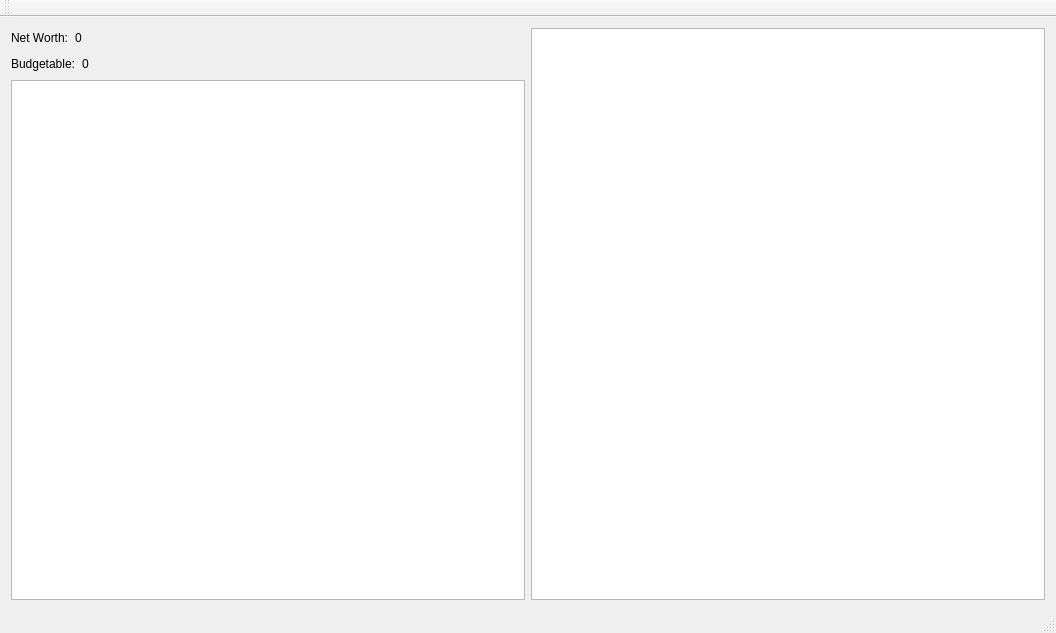
Before: the Qt Designer form mainwindow.ui in upstreammuse/cashpiles, drawn with Qt 5.
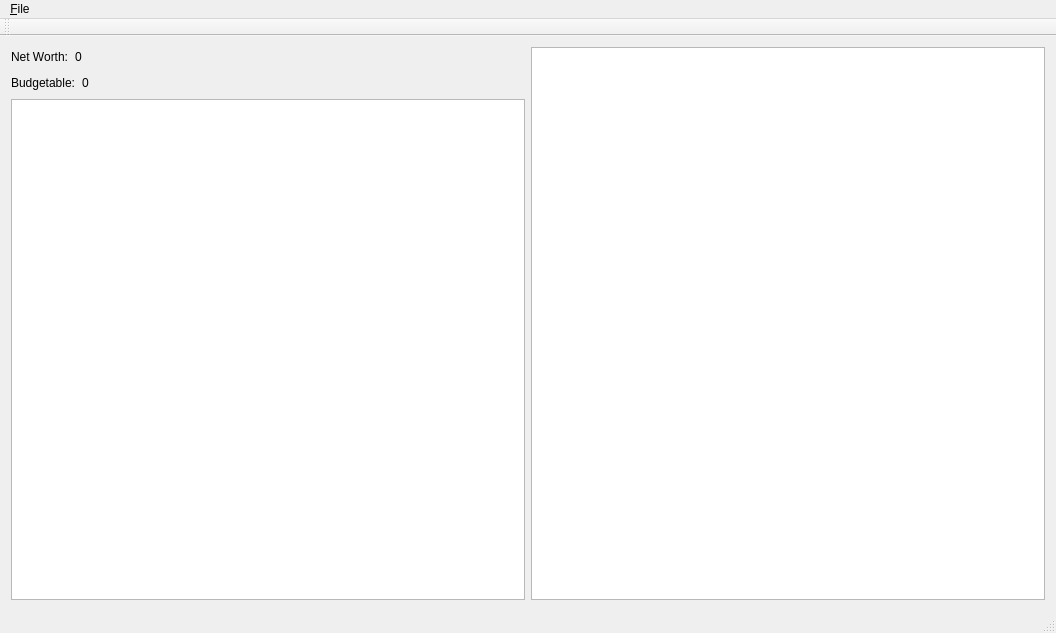
After: the same form once the commit is applied.

Commit message: Working on file format documentation, playing with menu actions.

The edit to the form file:
```diff
--- a/mainwindow.ui
+++ b/mainwindow.ui
@@ -98,6 +98,15 @@
      <height>21</height>
     </rect>
    </property>
+   <widget class="QMenu" name="menu_File">
+    <property name="title">
+     <string>&amp;File</string>
+    </property>
+    <addaction name="actionImportYnab"/>
+    <addaction name="separator"/>
+    <addaction name="actionExit"/>
+   </widget>
+   <addaction name="menu_File"/>
   </widget>
   <widget class="QToolBar" name="mainToolBar">
    <attribute name="toolBarArea">
```
Left out of the diff: 16 changed lines with no effect on the pictures. The commit also changes 2 other files.
